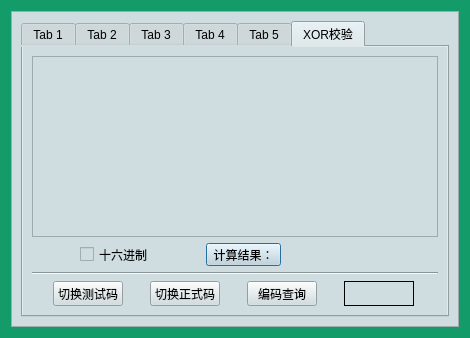
The window that terminal/TableView/fastcmd.ui (shanlizi/QT_GF_Software) describes before a commit, drawn with Qt 5.
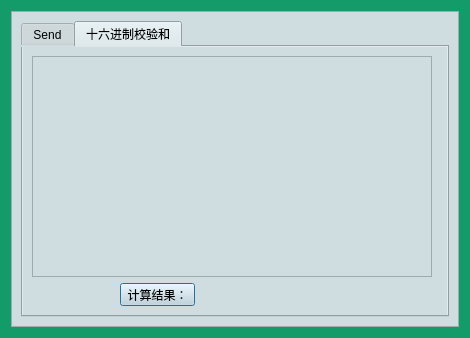
The same window after the commit.

```diff
--- a/terminal/TableView/fastcmd.ui
+++ b/terminal/TableView/fastcmd.ui
@@ -48,58 +48,21 @@
         </property>
         <widget class="QWidget" name="tab">
          <attribute name="title">
-          <string>Tab 1</string>
-         </attribute>
-        </widget>
-        <widget class="QWidget" name="tab_2">
-         <attribute name="title">
-          <string>Tab 2</string>
-         </attribute>
-        </widget>
-        <widget class="QWidget" name="tab_3">
-         <attribute name="title">
-          <string>Tab 3</string>
-         </attribute>
-        </widget>
-        <widget class="QWidget" name="tab_4">
-         <attribute name="title">
-          <string>Tab 4</string>
-         </attribute>
-        </widget>
-        <widget class="QWidget" name="tab_5">
-         <attribute name="title">
-          <string>Tab 5</string>
+          <string>Send</string>
          </attribute>
         </widget>
         <widget class="QWidget" name="tab_6">
          <attribute name="title">
-          <string>XOR校验</string>
+          <string>十六进制校验和</string>
          </attribute>
-         <layout class="QVBoxLayout" name="verticalLayout_3">
+         <layout class="QHBoxLayout" name="horizontalLayout_2">
+          <item>
+           <layout class="QVBoxLayout" name="verticalLayout_2">
           <item>
            <widget class="QTextEdit" name="textEdit_data"/>
           </item>
           <item>
-           <layout class="QHBoxLayout" name="horizontalLayout_12">
-            <item>
-             <widget class="QCheckBox" name="checkBox_Hex">
-              <property name="minimumSize">
-               <size>
-                <width>72</width>
-                <height>17</height>
-               </size>
-              </property>
-              <property name="maximumSize">
-               <size>
-                <width>72</width>
-                <height>17</height>
-               </size>
-              </property>
-              <property name="text">
-               <string>十六进制</string>
-              </property>
-             </widget>
-            </item>
+             <layout class="QHBoxLayout" name="horizontalLayout">
             <item>
              <widget class="QPushButton" name="pushButton_CheckSum">
               <property name="minimumSize">
@@ -140,6 +103,8 @@
             </item>
            </layout>
           </item>
+           </layout>
+          </item>
           <item>
            <widget class="Line" name="line_2">
             <property name="palette">
@@ -322,92 +287,6 @@
             </property>
            </widget>
           </item>
-          <item>
-           <layout class="QHBoxLayout" name="horizontalLayout_8">
-            <item>
-             <widget class="QPushButton" name="Btn_Switch_C">
-              <property name="minimumSize">
-               <size>
-                <width>69</width>
-                <height>15</height>
-               </size>
-              </property>
-              <property name="maximumSize">
-               <size>
-                <width>70</width>
-                <height>25</height>
-               </size>
-              </property>
-              <property name="text">
-               <string>切换测试码</string>
-              </property>
-             </widget>
-            </item>
-            <item>
-             <widget class="QPushButton" name="Btn_Switch_Z">
-              <property name="minimumSize">
-               <size>
-                <width>69</width>
-                <height>0</height>
-               </size>
-              </property>
-              <property name="maximumSize">
-               <size>
-                <width>70</width>
-                <height>25</height>
-               </size>
-              </property>
-              <property name="text">
-               <string>切换正式码</string>
-              </property>
-              <property name="checkable">
-               <bool>false</bool>
-              </property>
-             </widget>
-            </item>
-            <item>
-             <widget class="QPushButton" name="Btn_CPM">
-              <property name="minimumSize">
-               <size>
-                <width>69</width>
-                <height>0</height>
-               </size>
-              </property>
-              <property name="maximumSize">
-               <size>
-                <width>70</width>
-                <height>25</height>
-               </size>
-              </property>
-              <property name="text">
-               <string>编码查询</string>
-              </property>
-             </widget>
-            </item>
-            <item>
-             <widget class="QLabel" name="label_CPM_out">
-              <property name="minimumSize">
-               <size>
-                <width>69</width>
-                <height>0</height>
-               </size>
-              </property>
-              <property name="maximumSize">
-               <size>
-                <width>70</width>
-                <height>25</height>
-               </size>
-              </property>
-              <property name="frameShape">
-               <enum>QFrame::Box</enum>
-              </property>
-              <property name="text">
-               <string/>
-              </property>
-             </widget>
-            </item>
-           </layout>
-          </item>
          </layout>
         </widget>
        </widget>
```
Left out of the diff: 2 changed lines with no effect on the pictures. Lines whose indentation alone changed are shown as unchanged.
